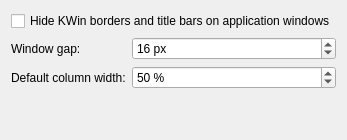
Before: the Qt Designer form packaging/kwin-script/contents/ui/config.ui in kontonkara/driftile, drawn with Qt 5.
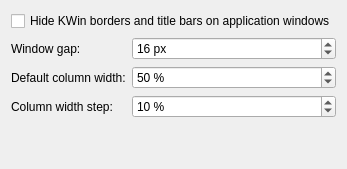
After: the same form once the commit is applied.

Commit message: feat(config): add configurable column width step

Patch:
```diff
--- a/packaging/kwin-script/contents/ui/config.ui
+++ b/packaging/kwin-script/contents/ui/config.ui
@@ -61,6 +61,32 @@
        </property>
       </widget>
      </item>
+     <item row="2" column="0">
+      <widget class="QLabel" name="columnWidthStepLabel">
+       <property name="text">
+        <string>Column width step:</string>
+       </property>
+       <property name="buddy">
+        <cstring>kcfg_ColumnWidthStepPercent</cstring>
+       </property>
+      </widget>
+     </item>
+     <item row="2" column="1">
+      <widget class="QSpinBox" name="kcfg_ColumnWidthStepPercent">
+       <property name="suffix">
+        <string> %</string>
+       </property>
+       <property name="minimum">
+        <number>1</number>
+       </property>
+       <property name="maximum">
+        <number>50</number>
+       </property>
+       <property name="value">
+        <number>10</number>
+       </property>
+      </widget>
+     </item>
     </layout>
    </item>
    <item>
```
The commit also changes 4 other files.
